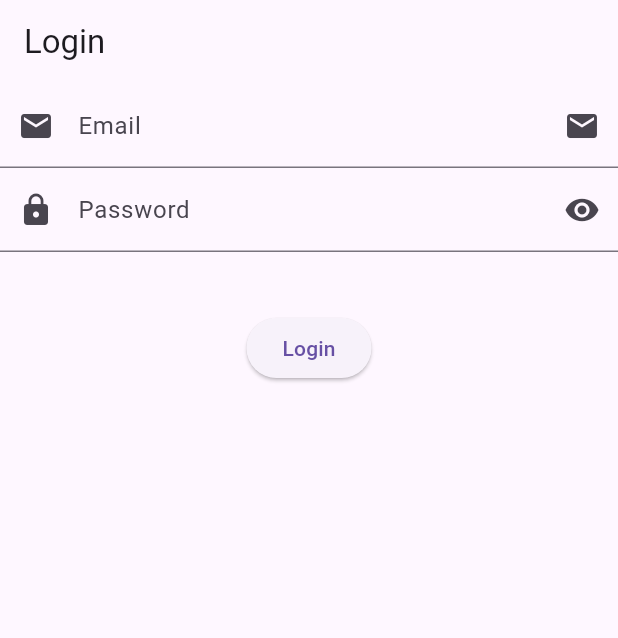
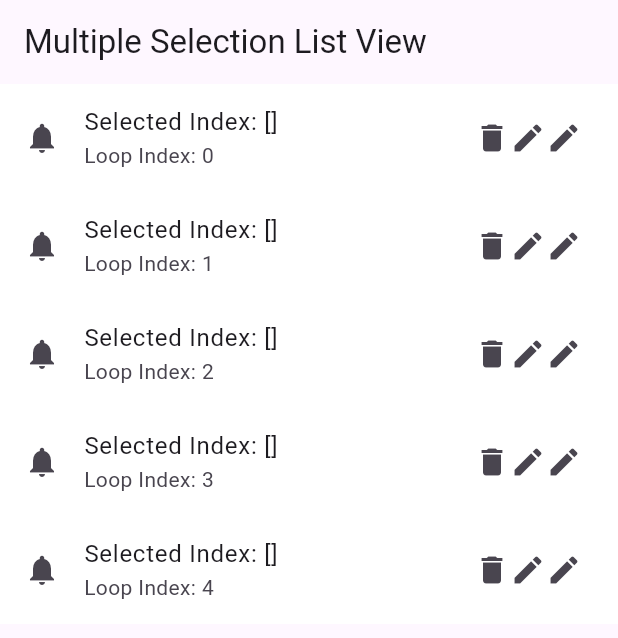
Before and after one commit to MuhammadAliKust/Aftab_FU, a Flutter app: the screen it shows after launch, on a phone screen of 412 x 824 dp. Shown: the top 638 px of the screen. Run offline on Flutter 3.47's test engine with Material 3 defaults, Android fonts, the phone set to English and light mode, and no system bars.

Commit message:
Single and Multiple Selection Done

```diff
--- a/lib/main.dart
+++ b/lib/main.dart
@@ -1,5 +1,8 @@
 import 'package:aftab_fu_project/image_demo.dart';
+import 'package:aftab_fu_project/list_view_demo.dart';
 import 'package:aftab_fu_project/login.dart';
+import 'package:aftab_fu_project/multiple_selection_demo.dart';
+import 'package:aftab_fu_project/single_list_view.dart';
 import 'package:flutter/material.dart';
 
 void main() {
@@ -12,7 +15,7 @@ class MyApp extends StatelessWidget {
   @override
   Widget build(BuildContext context) {
     return MaterialApp(
-      home: LoginView(),
+      home: MultipleSelectionListViewDemo(),
     );
   }
 }
--- /dev/null
+++ b/lib/multiple_selection_demo.dart
@@ -0,0 +1,51 @@
+import 'package:flutter/material.dart';
+
+class MultipleSelectionListViewDemo extends StatefulWidget {
+  MultipleSelectionListViewDemo({super.key});
+
+  @override
+  State<MultipleSelectionListViewDemo> createState() =>
+      _MultipleSelectionListViewDemoState();
+}
+
+class _MultipleSelectionListViewDemoState
+    extends State<MultipleSelectionListViewDemo> {
+  List<int> selectedIndex = [];
+
+  @override
+  Widget build(BuildContext context) {
+    return Scaffold(
+      appBar: AppBar(
+        title: Text("Multiple Selection List View"),
+      ),
+      body: ListView.builder(
+        itemCount: 5,
+        itemBuilder: (context, i) {
+          return ListTile(
+            onTap: () {
+              if (selectedIndex.contains(i)) {
+                selectedIndex.remove(i);
+              } else {
+                selectedIndex.add(i);
+              }
+
+              setState(() {});
+            },
+            tileColor: selectedIndex.contains(i) ? Colors.blue : Colors.white,
+            leading: Icon(Icons.notifications),
+            title: Text("Selected Index: $selectedIndex"),
+            subtitle: Text("Loop Index: $i"),
+            trailing: Row(
+              mainAxisSize: MainAxisSize.min,
+              children: [
+                Icon(Icons.delete),
+                Icon(Icons.edit),
+                Icon(Icons.edit),
+              ],
+            ),
+          );
+        },
+      ),
+    );
+  }
+}
```
Also changed, not shown: lib/list_view_demo.dart (added, +33 -0 lines), lib/login.dart (+7 -4 lines), lib/single_list_view.dart (added, +46 -0 lines).
